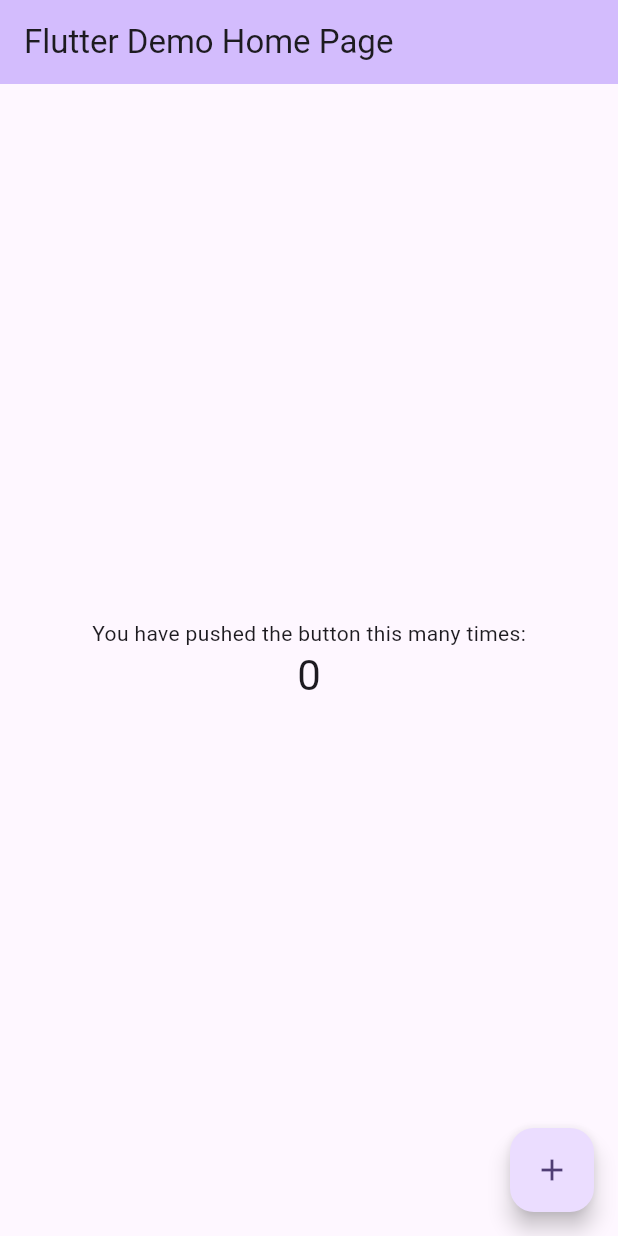
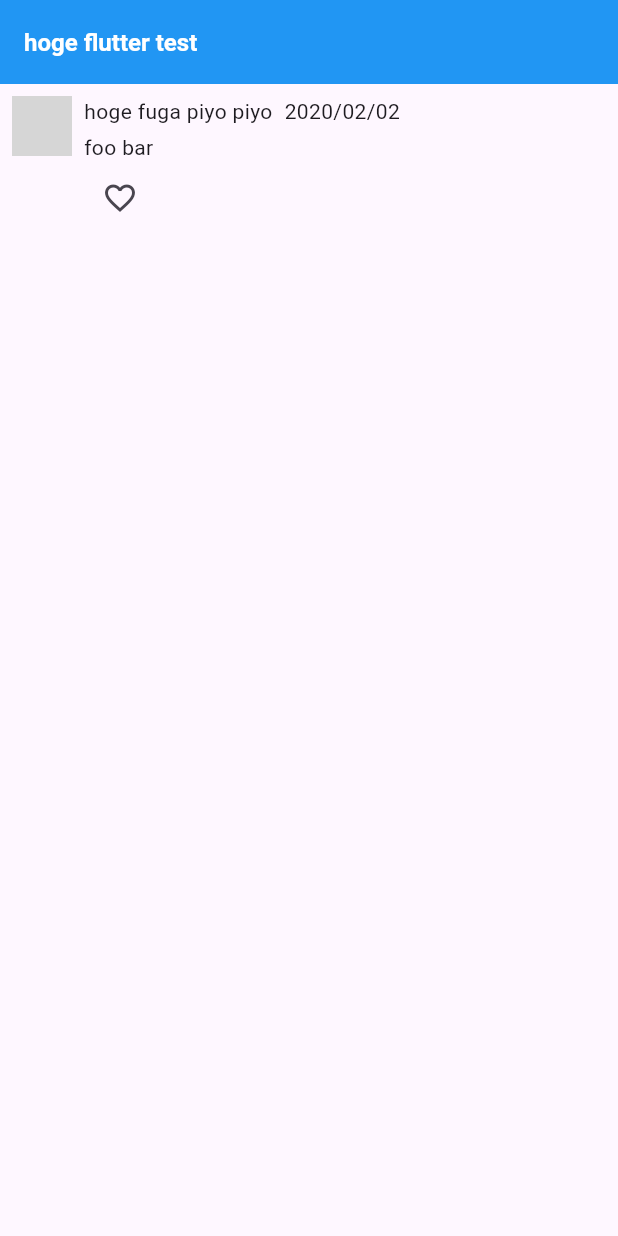
Before and after one commit to wataru063/flutter-twitter-ui, a Flutter app: the screen it shows after launch, on a phone screen of 412 x 824 dp. Run offline on Flutter 3.47's test engine with Material 3 defaults, Android fonts, the phone set to English and light mode, and no system bars; network calls fail; grey boxes are pictures that could not be loaded.

Commit message:
add widget to show a tweet tile

```diff
--- a/lib/main.dart
+++ b/lib/main.dart
@@ -11,115 +11,57 @@ class MyApp extends StatelessWidget {
   @override
   Widget build(BuildContext context) {
     return MaterialApp(
-      title: 'Flutter Demo',
-      theme: ThemeData(
-        // This is the theme of your application.
-        //
-        // TRY THIS: Try running your application with "flutter run". You'll see
-        // the application has a purple toolbar. Then, without quitting the app,
-        // try changing the seedColor in the colorScheme below to Colors.green
-        // and then invoke "hot reload" (save your changes or press the "hot
-        // reload" button in a Flutter-supported IDE, or press "r" if you used
-        // the command line to start the app).
-        //
-        // Notice that the counter didn't reset back to zero; the application
-        // state is not lost during the reload. To reset the state, use hot
-        // restart instead.
-        //
-        // This works for code too, not just values: Most code changes can be
-        // tested with just a hot reload.
-        colorScheme: ColorScheme.fromSeed(seedColor: Colors.deepPurple),
-        useMaterial3: true,
+        // theme: ThemeData(
+        //   brightness: Brightness.dark
+        // ),
+        home: Scaffold(
+      appBar: AppBar(
+        backgroundColor: Colors.blue,
+        title: const Text('hoge flutter test',
+            style: TextStyle(
+              color: Colors.white,
+              fontWeight: FontWeight.bold,
+              fontSize: 16,
+            )),
       ),
-      home: const MyHomePage(title: 'Flutter Demo Home Page'),
-    );
+      body: const TweetTile(),
+    ));
   }
 }
 
-class MyHomePage extends StatefulWidget {
-  const MyHomePage({super.key, required this.title});
-
-  // This widget is the home page of your application. It is stateful, meaning
-  // that it has a State object (defined below) that contains fields that affect
-  // how it looks.
-
-  // This class is the configuration for the state. It holds the values (in this
-  // case the title) provided by the parent (in this case the App widget) and
-  // used by the build method of the State. Fields in a Widget subclass are
-  // always marked "final".
-
-  final String title;
-
-  @override
-  State<MyHomePage> createState() => _MyHomePageState();
-}
-
-class _MyHomePageState extends State<MyHomePage> {
-  int _counter = 0;
-
-  void _incrementCounter() {
-    setState(() {
-      // This call to setState tells the Flutter framework that something has
-      // changed in this State, which causes it to rerun the build method below
-      // so that the display can reflect the updated values. If we changed
-      // _counter without calling setState(), then the build method would not be
-      // called again, and so nothing would appear to happen.
-      _counter++;
-    });
-  }
+class TweetTile extends StatelessWidget {
+  const TweetTile({
+    Key? key,
+  }) : super(key: key);
 
   @override
   Widget build(BuildContext context) {
-    // This method is rerun every time setState is called, for instance as done
-    // by the _incrementCounter method above.
-    //
-    // The Flutter framework has been optimized to make rerunning build methods
-    // fast, so that you can just rebuild anything that needs updating rather
-    // than having to individually change instances of widgets.
-    return Scaffold(
-      appBar: AppBar(
-        // TRY THIS: Try changing the color here to a specific color (to
-        // Colors.amber, perhaps?) and trigger a hot reload to see the AppBar
-        // change color while the other colors stay the same.
-        backgroundColor: Theme.of(context).colorScheme.inversePrimary,
-        // Here we take the value from the MyHomePage object that was created by
-        // the App.build method, and use it to set our appbar title.
-        title: Text(widget.title),
-      ),
-      body: Center(
-        // Center is a layout widget. It takes a single child and positions it
-        // in the middle of the parent.
-        child: Column(
-          // Column is also a layout widget. It takes a list of children and
-          // arranges them vertically. By default, it sizes itself to fit its
-          // children horizontally, and tries to be as tall as its parent.
-          //
-          // Column has various properties to control how it sizes itself and
-          // how it positions its children. Here we use mainAxisAlignment to
-          // center the children vertically; the main axis here is the vertical
-          // axis because Columns are vertical (the cross axis would be
-          // horizontal).
-          //
-          // TRY THIS: Invoke "debug painting" (choose the "Toggle Debug Paint"
-          // action in the IDE, or press "p" in the console), to see the
-          // wireframe for each widget.
-          mainAxisAlignment: MainAxisAlignment.center,
-          children: <Widget>[
-            const Text(
-              'You have pushed the button this many times:',
+    return Padding(
+        padding: const EdgeInsets.all(8.0),
+        child: Row(
+          crossAxisAlignment: CrossAxisAlignment.start,
+          children: [
+            const CircleAvatar(
+              backgroundImage: NetworkImage(
+                  'https://stv-tech.co.jp/wp-content/uploads/2023/08/1_5-aoK8IBmXve5whBQM90GA.png'),
             ),
-            Text(
-              '$_counter',
-              style: Theme.of(context).textTheme.headlineMedium,
-            ),
+            const SizedBox(width: 8),
+            Column(crossAxisAlignment: CrossAxisAlignment.start, children: [
+              const Row(
+                children: [
+                  Text('hoge fuga piyo piyo'),
+                  SizedBox(width: 8),
+                  Text('2020/02/02'),
+                ],
+              ),
+              const SizedBox(height: 4),
+              const Text('foo bar'),
+              IconButton(
+                onPressed: () {},
+                icon: const Icon(Icons.favorite_border),
+              ),
+            ]),
           ],
-        ),
-      ),
-      floatingActionButton: FloatingActionButton(
-        onPressed: _incrementCounter,
-        tooltip: 'Increment',
-        child: const Icon(Icons.add),
-      ), // This trailing comma makes auto-formatting nicer for build methods.
-    );
+        ));
   }
 }
```
